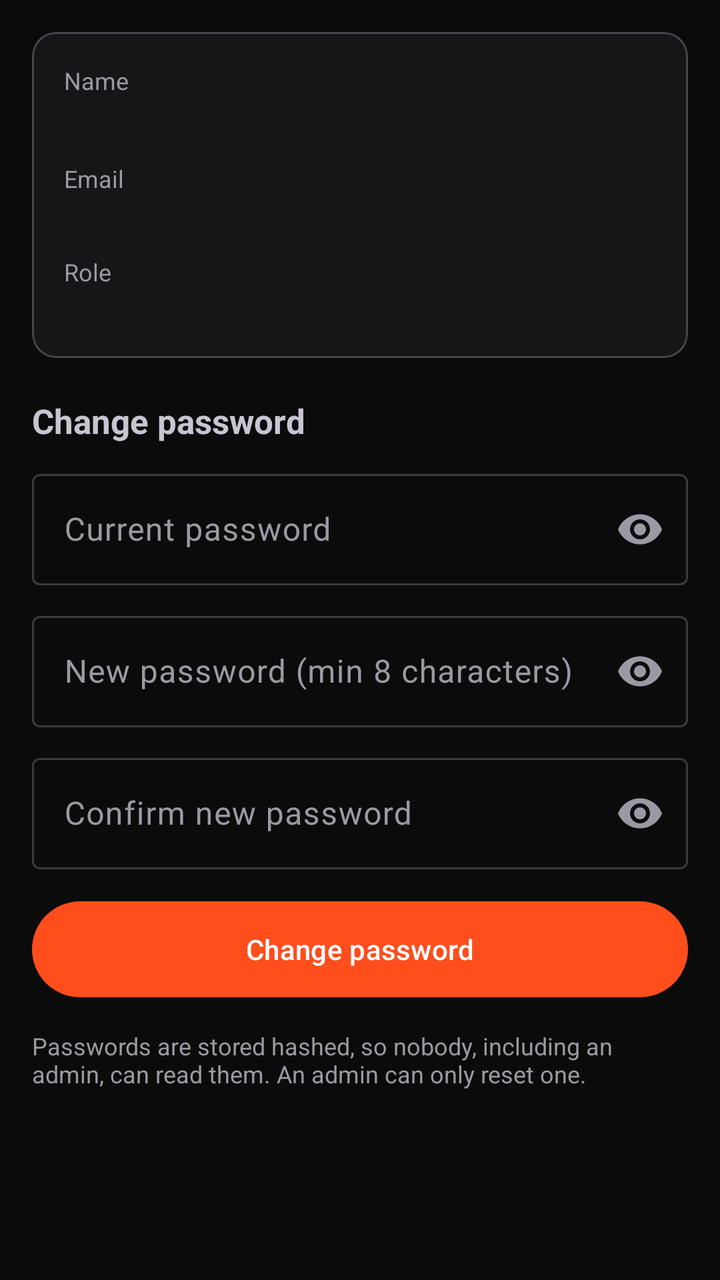
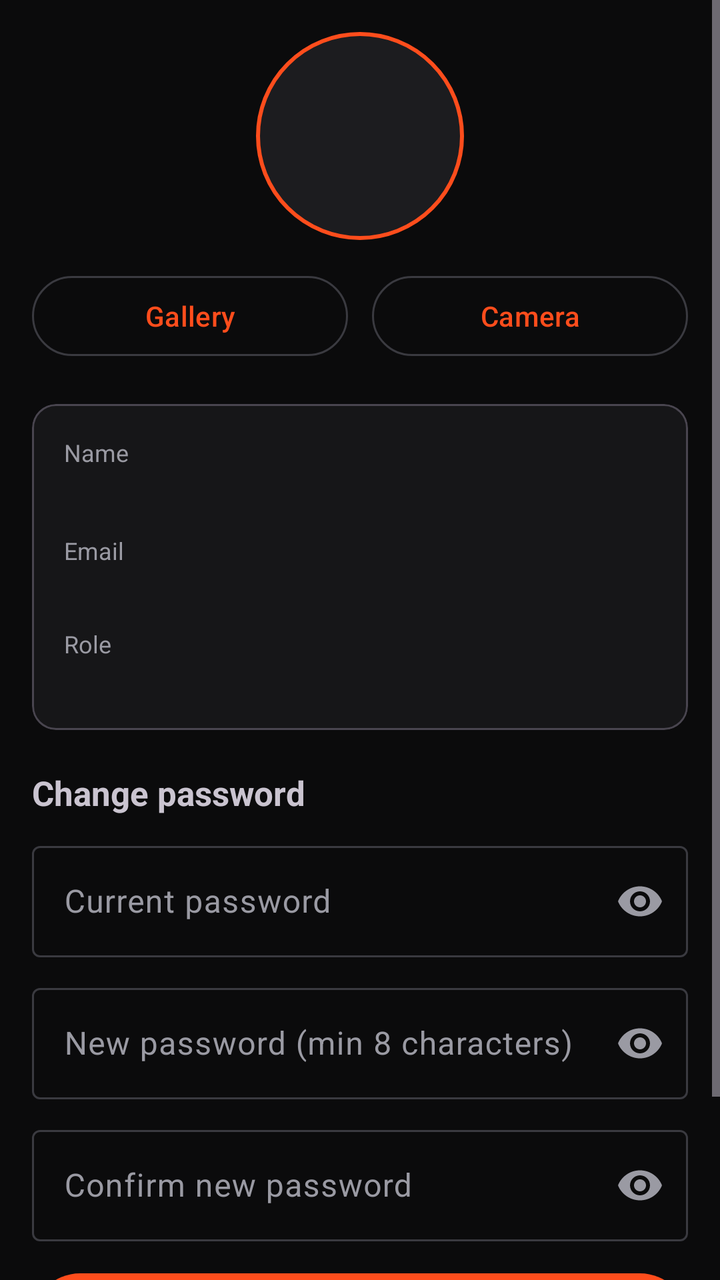

Before-and-after screenshots of an Android layout around one commit, followed by the original layout XML and the change that was made.
<!-- AndroidManifest.xml: application theme Theme.BxoStock -->
<!-- res/layout/fragment_profile.xml -->
<?xml version="1.0" encoding="utf-8"?>
<ScrollView xmlns:android="http://schemas.android.com/apk/res/android"
    xmlns:app="http://schemas.android.com/apk/res-auto"
    android:layout_width="match_parent"
    android:layout_height="match_parent">

    <LinearLayout
        android:layout_width="match_parent"
        android:layout_height="wrap_content"
        android:orientation="vertical"
        android:padding="16dp">

        <com.google.android.material.card.MaterialCardView
            style="@style/Widget.Material3.CardView.Outlined"
            android:layout_width="match_parent"
            android:layout_height="wrap_content"
            app:cardBackgroundColor="?attr/colorSurface">
            <LinearLayout android:layout_width="match_parent" android:layout_height="wrap_content"
                android:orientation="vertical" android:padding="16dp">
                <TextView android:layout_width="wrap_content" android:layout_height="wrap_content"
                    android:text="Name" android:textColor="?attr/colorOnSurfaceVariant" android:textSize="12sp" />
                <TextView android:id="@+id/tvName" android:layout_width="wrap_content"
                    android:layout_height="wrap_content" android:textSize="17sp" android:textStyle="bold" />
                <TextView android:layout_width="wrap_content" android:layout_height="wrap_content"
                    android:layout_marginTop="10dp" android:text="Email"
                    android:textColor="?attr/colorOnSurfaceVariant" android:textSize="12sp" />
                <TextView android:id="@+id/tvEmail" android:layout_width="wrap_content"
                    android:layout_height="wrap_content" android:textSize="15sp" />
                <TextView android:layout_width="wrap_content" android:layout_height="wrap_content"
                    android:layout_marginTop="10dp" android:text="Role"
                    android:textColor="?attr/colorOnSurfaceVariant" android:textSize="12sp" />
                <TextView android:id="@+id/tvRole" android:layout_width="wrap_content"
                    android:layout_height="wrap_content" android:textColor="?attr/colorPrimary"
                    android:textStyle="bold" />
            </LinearLayout>
        </com.google.android.material.card.MaterialCardView>

        <TextView android:layout_width="wrap_content" android:layout_height="wrap_content"
            android:layout_marginTop="20dp" android:text="Change password"
            android:textSize="17sp" android:textStyle="bold" />

        <com.google.android.material.textfield.TextInputLayout
            style="@style/Widget.Material3.TextInputLayout.OutlinedBox"
            android:layout_width="match_parent" android:layout_height="wrap_content"
            android:layout_marginTop="10dp" android:hint="Current password"
            app:endIconMode="password_toggle">
            <com.google.android.material.textfield.TextInputEditText android:id="@+id/etCurrent"
                android:layout_width="match_parent" android:layout_height="wrap_content"
                android:inputType="textPassword" />
        </com.google.android.material.textfield.TextInputLayout>

        <com.google.android.material.textfield.TextInputLayout
            style="@style/Widget.Material3.TextInputLayout.OutlinedBox"
            android:layout_width="match_parent" android:layout_height="wrap_content"
            android:layout_marginTop="10dp" android:hint="New password (min 8 characters)"
            app:endIconMode="password_toggle">
            <com.google.android.material.textfield.TextInputEditText android:id="@+id/etNew"
                android:layout_width="match_parent" android:layout_height="wrap_content"
                android:inputType="textPassword" />
        </com.google.android.material.textfield.TextInputLayout>

        <com.google.android.material.textfield.TextInputLayout
            style="@style/Widget.Material3.TextInputLayout.OutlinedBox"
            android:layout_width="match_parent" android:layout_height="wrap_content"
            android:layout_marginTop="10dp" android:hint="Confirm new password"
            app:endIconMode="password_toggle">
            <com.google.android.material.textfield.TextInputEditText android:id="@+id/etConfirm"
                android:layout_width="match_parent" android:layout_height="wrap_content"
                android:inputType="textPassword" />
        </com.google.android.material.textfield.TextInputLayout>

        <TextView android:id="@+id/tvMessage" android:layout_width="match_parent"
            android:layout_height="wrap_content" android:layout_marginTop="10dp"
            android:visibility="gone" />

        <com.google.android.material.button.MaterialButton android:id="@+id/btnChange"
            android:layout_width="match_parent" android:layout_height="56dp"
            android:layout_marginTop="12dp" android:text="Change password" />

        <TextView android:layout_width="match_parent" android:layout_height="wrap_content"
            android:layout_marginTop="12dp"
            android:text="Passwords are stored hashed, so nobody, including an admin, can read them. An admin can only reset one."
            android:textColor="?attr/colorOnSurfaceVariant" android:textSize="12sp" />
    </LinearLayout>
</ScrollView>
<!-- resources referenced by this layout -->
<resources>
  <style name="Theme.BxoStock" parent="Base.Theme.BxoStock" />
  <style name="Base.Theme.BxoStock" parent="Theme.Material3.Dark.NoActionBar">
          <item name="colorPrimary">#FF4D1C</item>
          <item name="colorOnPrimary">#FFFFFF</item>
          <item name="colorSecondaryContainer">#3A1306</item>
          <item name="colorOnSecondaryContainer">#FF8A63</item>
          <item name="android:colorBackground">#0B0B0C</item>
          <item name="colorSurface">#161618</item>
          <item name="colorOnSurface">#F2F2F2</item>
          <item name="colorOnSurfaceVariant">#9A9AA3</item>
          <item name="colorOutline">#3A3A40</item>
          <item name="android:statusBarColor">#0B0B0C</item>
          <item name="android:navigationBarColor">#161618</item>
      </style>
</resources>

<!-- the commit's change to res/layout/fragment_profile.xml (unified diff, before → after) -->
@@ -9,6 +9,47 @@
         android:layout_height="wrap_content"
         android:orientation="vertical"
         android:padding="16dp">
+
+        <LinearLayout
+            android:layout_width="match_parent"
+            android:layout_height="wrap_content"
+            android:layout_marginBottom="20dp"
+            android:gravity="center_horizontal"
+            android:orientation="vertical">
+
+            <FrameLayout
+                android:layout_width="104dp"
+                android:layout_height="104dp">
+                <ImageView android:id="@+id/ivPhoto" android:layout_width="match_parent"
+                    android:layout_height="match_parent" android:background="@drawable/bg_avatar"
+                    android:contentDescription="Profile photo" android:scaleType="centerCrop" />
+                <TextView android:id="@+id/tvInitial" android:layout_width="match_parent"
+                    android:layout_height="match_parent" android:gravity="center"
+                    android:textColor="?attr/colorPrimary" android:textSize="40sp"
+                    android:textStyle="bold" />
+            </FrameLayout>
+
+            <LinearLayout android:layout_width="match_parent" android:layout_height="wrap_content"
+                android:layout_marginTop="14dp" android:orientation="horizontal">
+                <com.google.android.material.button.MaterialButton android:id="@+id/btnGallery"
+                    style="@style/Widget.Material3.Button.OutlinedButton"
+                    android:layout_width="0dp" android:layout_height="wrap_content"
+                    android:layout_marginEnd="6dp" android:layout_weight="1" android:text="Gallery" />
+                <com.google.android.material.button.MaterialButton android:id="@+id/btnCamera"
+                    style="@style/Widget.Material3.Button.OutlinedButton"
+                    android:layout_width="0dp" android:layout_height="wrap_content"
+                    android:layout_marginStart="6dp" android:layout_weight="1" android:text="Camera" />
+            </LinearLayout>
+
+            <com.google.android.material.button.MaterialButton android:id="@+id/btnRemovePhoto"
+                style="@style/Widget.Material3.Button.TextButton"
+                android:layout_width="wrap_content" android:layout_height="wrap_content"
+                android:text="Remove photo" android:textColor="#FF6B6B" android:visibility="gone" />
+
+            <TextView android:id="@+id/tvPhotoMsg" android:layout_width="match_parent"
+                android:layout_height="wrap_content" android:layout_marginTop="6dp"
+                android:gravity="center" android:visibility="gone" />
+        </LinearLayout>
 
         <com.google.android.material.card.MaterialCardView
             style="@style/Widget.Material3.CardView.Outlined"
<!-- resource entries referenced after the edit -->
@@ -1,5 +1,11 @@
 <!-- resources referenced by this layout -->
 <resources>
+  <!-- drawable bg_avatar (drawable) -->
+  <?xml version="1.0" encoding="utf-8"?>
+  <shape xmlns:android="http://schemas.android.com/apk/res/android" android:shape="oval">
+      <solid android:color="#1C1C1F" />
+      <stroke android:width="2dp" android:color="#FF4D1C" />
+  </shape>
   <style name="Theme.BxoStock" parent="Base.Theme.BxoStock" />
   <style name="Base.Theme.BxoStock" parent="Theme.Material3.Dark.NoActionBar">
           <item name="colorPrimary">#FF4D1C</item>
